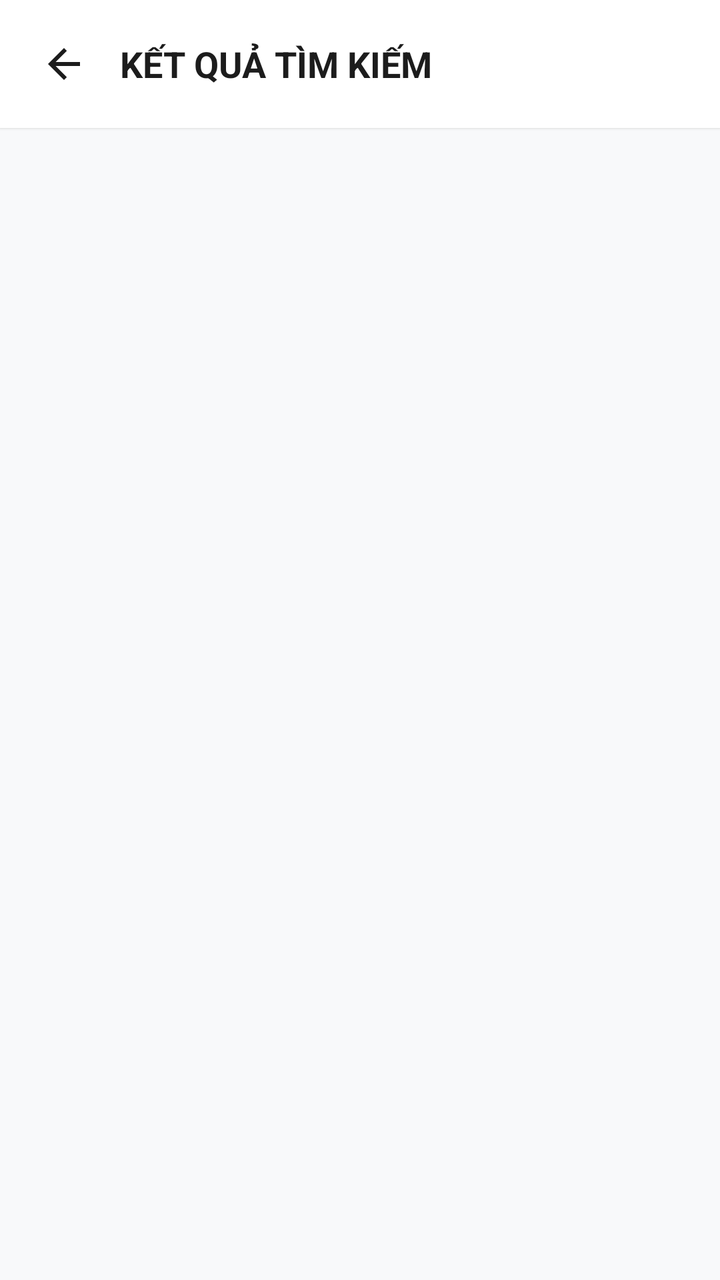
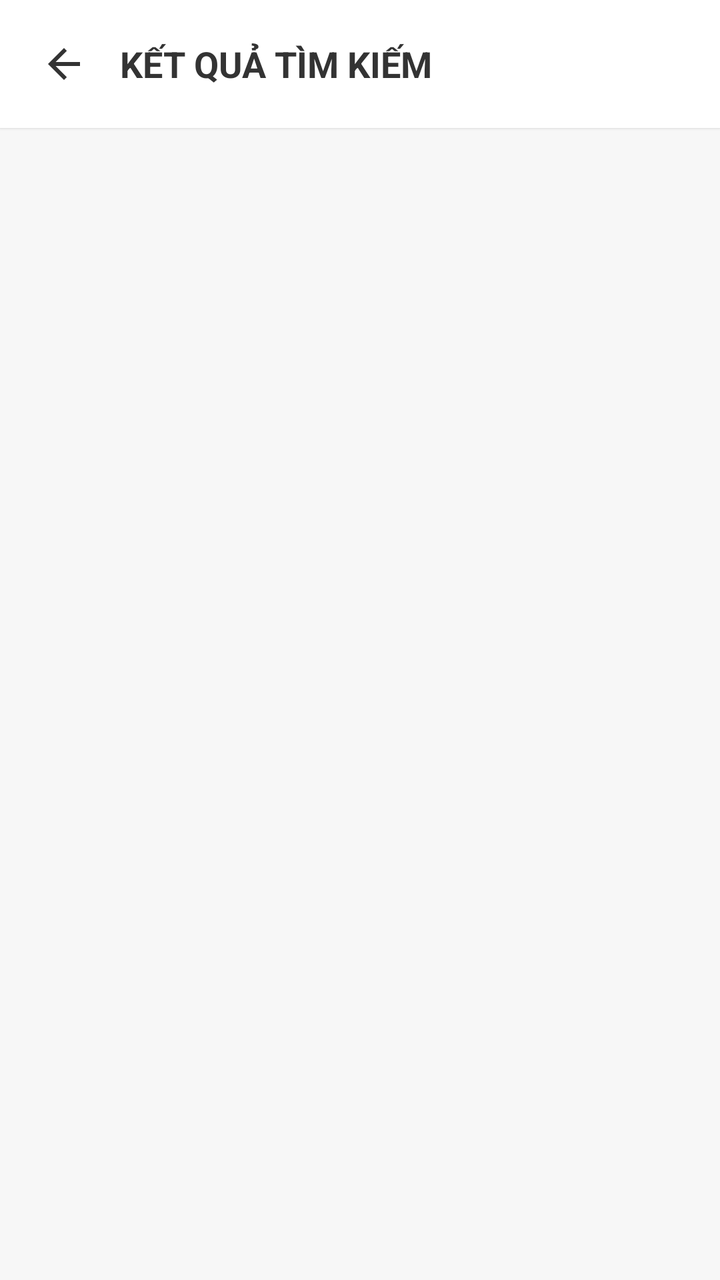

Screens rendered from an Android XML layout before and after an edit, with the pre-edit source and the edit as a unified diff.
<!-- AndroidManifest.xml: application theme Theme.MobileDeviceStoreTDMU -->
<!-- res/layout/activity_tim_kiem_san_pham.xml -->
<?xml version="1.0" encoding="utf-8"?>
<LinearLayout xmlns:android="http://schemas.android.com/apk/res/android"
    xmlns:tools="http://schemas.android.com/tools"
    android:layout_width="match_parent"
    android:layout_height="match_parent"
    android:orientation="vertical"
    android:background="#F8F9FA"
    android:fitsSystemWindows="true"
    tools:context=".activity.TimKiemSanPhamActivity">

    
    <LinearLayout
        android:layout_width="match_parent"
        android:layout_height="wrap_content"
        android:background="#FFFFFF"
        android:elevation="1dp"
        android:padding="16dp"
        android:orientation="horizontal"
        android:gravity="center_vertical">

        <ImageView
            android:id="@+id/btnBackHeader"
            android:layout_width="32dp"
            android:layout_height="32dp"
            android:src="@drawable/ic_arrow_back"
            android:background="?attr/selectableItemBackgroundBorderless"
            android:padding="4dp"
            android:layout_marginEnd="12dp" />

        <TextView
            android:id="@+id/tvTieuDeTimKiem"
            android:layout_width="0dp"
            android:layout_height="wrap_content"
            android:layout_weight="1"
            android:text="KẾT QUẢ TÌM KIẾM"
            android:textSize="18sp"
            android:textStyle="bold"
            android:textColor="#1C1C1C" />

    </LinearLayout>

    <TextView
        android:id="@+id/tvEmptyTimKiem"
        android:layout_width="match_parent"
        android:layout_height="match_parent"
        android:text="Không tìm thấy sản phẩm phù hợp!"
        android:textColor="#8E8E93"
        android:textSize="15sp"
        android:gravity="center"
        android:visibility="gone" />

    <androidx.recyclerview.widget.RecyclerView
        android:id="@+id/rvTimKiemSanPham"
        android:layout_width="match_parent"
        android:layout_height="match_parent"
        android:clipToPadding="false"
        android:padding="8dp" />

</LinearLayout>
<!-- resources referenced by this layout -->
<resources>
  <!-- drawable ic_arrow_back (drawable) -->
  <vector xmlns:android="http://schemas.android.com/apk/res/android"
      android:width="24dp"
      android:height="24dp"
      android:viewportWidth="24"
      android:viewportHeight="24">
      <path
          android:fillColor="#1C1C1C"
          android:pathData="M20,11H7.83l5.59,-5.59L12,4l-8,8 8,8 1.41,-1.41L7.83,13H20v-2z"/>
  </vector>
  <style name="Theme.MobileDeviceStoreTDMU" parent="Base.Theme.MobileDeviceStoreTDMU" />
  <style name="Base.Theme.MobileDeviceStoreTDMU" parent="Theme.Material3.DayNight.NoActionBar">
          
          
      </style>
</resources>

<!-- the commit's change to res/layout/activity_tim_kiem_san_pham.xml (unified diff, before → after) -->
@@ -1,10 +1,11 @@
 <?xml version="1.0" encoding="utf-8"?>
 <LinearLayout xmlns:android="http://schemas.android.com/apk/res/android"
     xmlns:tools="http://schemas.android.com/tools"
+    xmlns:app="http://schemas.android.com/apk/res-auto"
     android:layout_width="match_parent"
     android:layout_height="match_parent"
     android:orientation="vertical"
-    android:background="#F8F9FA"
+    android:background="@color/bg_light"
     android:fitsSystemWindows="true"
     tools:context=".activity.TimKiemSanPhamActivity">
 
@@ -12,7 +13,7 @@
     <LinearLayout
         android:layout_width="match_parent"
         android:layout_height="wrap_content"
-        android:background="#FFFFFF"
+        android:background="@color/bg_white"
         android:elevation="1dp"
         android:padding="16dp"
         android:orientation="horizontal"
@@ -25,6 +26,7 @@
             android:src="@drawable/ic_arrow_back"
             android:background="?attr/selectableItemBackgroundBorderless"
             android:padding="4dp"
+            app:tint="@color/text_primary"
             android:layout_marginEnd="12dp" />
 
         <TextView
@@ -35,7 +37,7 @@
             android:text="KẾT QUẢ TÌM KIẾM"
             android:textSize="18sp"
             android:textStyle="bold"
-            android:textColor="#1C1C1C" />
+            android:textColor="@color/text_primary" />
 
     </LinearLayout>
 
@@ -44,8 +46,8 @@
         android:layout_width="match_parent"
         android:layout_height="match_parent"
         android:text="Không tìm thấy sản phẩm phù hợp!"
-        android:textColor="#8E8E93"
-        android:textSize="15sp"
+        android:textColor="@color/text_secondary"
+        android:textSize="16sp"
         android:gravity="center"
         android:visibility="gone" />
 
@@ -54,6 +56,6 @@
         android:layout_width="match_parent"
         android:layout_height="match_parent"
         android:clipToPadding="false"
-        android:padding="8dp" />
+        android:padding="12dp" />
 
 </LinearLayout>
<!-- resource entries referenced after the edit -->
@@ -1,5 +1,9 @@
 <!-- resources referenced by this layout -->
 <resources>
+  <color name="bg_light">#F7F7F7</color>
+  <color name="bg_white">#FFFFFF</color>
+  <color name="text_primary">#333333</color>
+  <color name="text_secondary">#8E8E93</color>
   <!-- drawable ic_arrow_back (drawable) -->
   <vector xmlns:android="http://schemas.android.com/apk/res/android"
       android:width="24dp"
